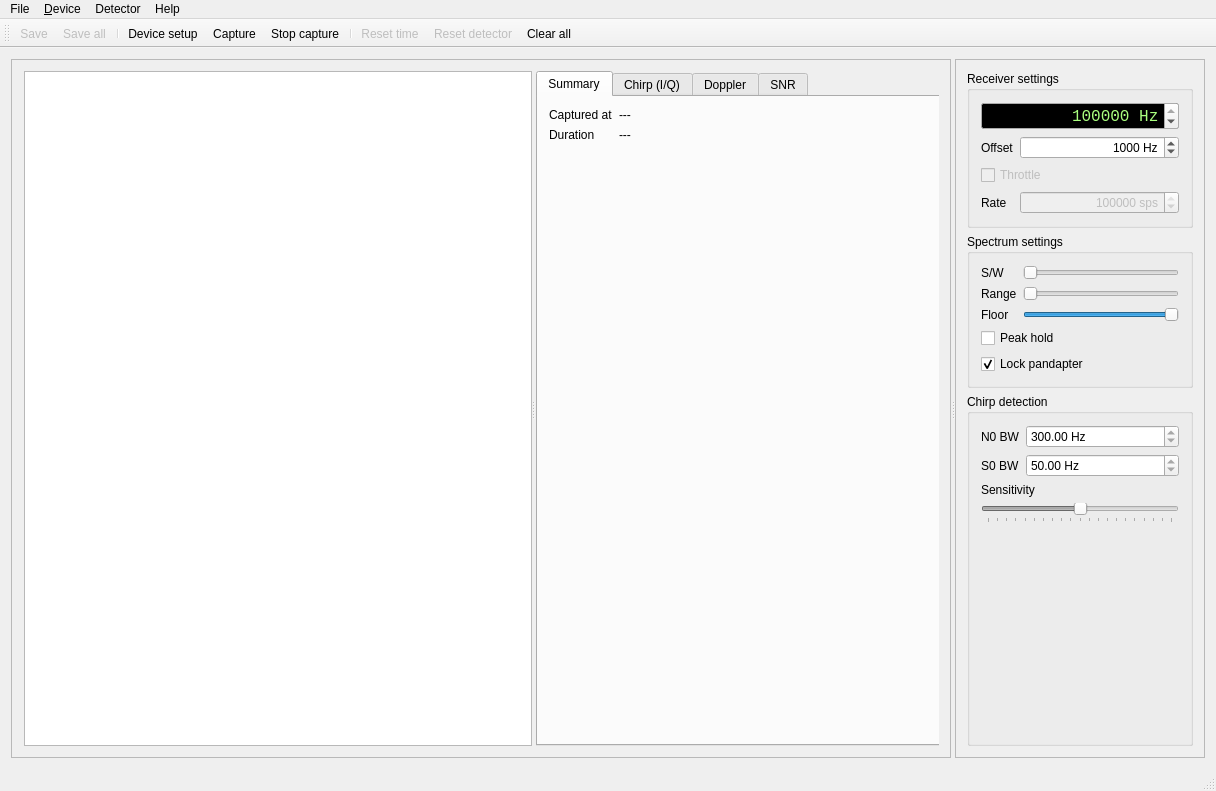
The window that ui/mainui.ui (BatchDrake/qstones) describes before a commit, drawn with Qt 5.
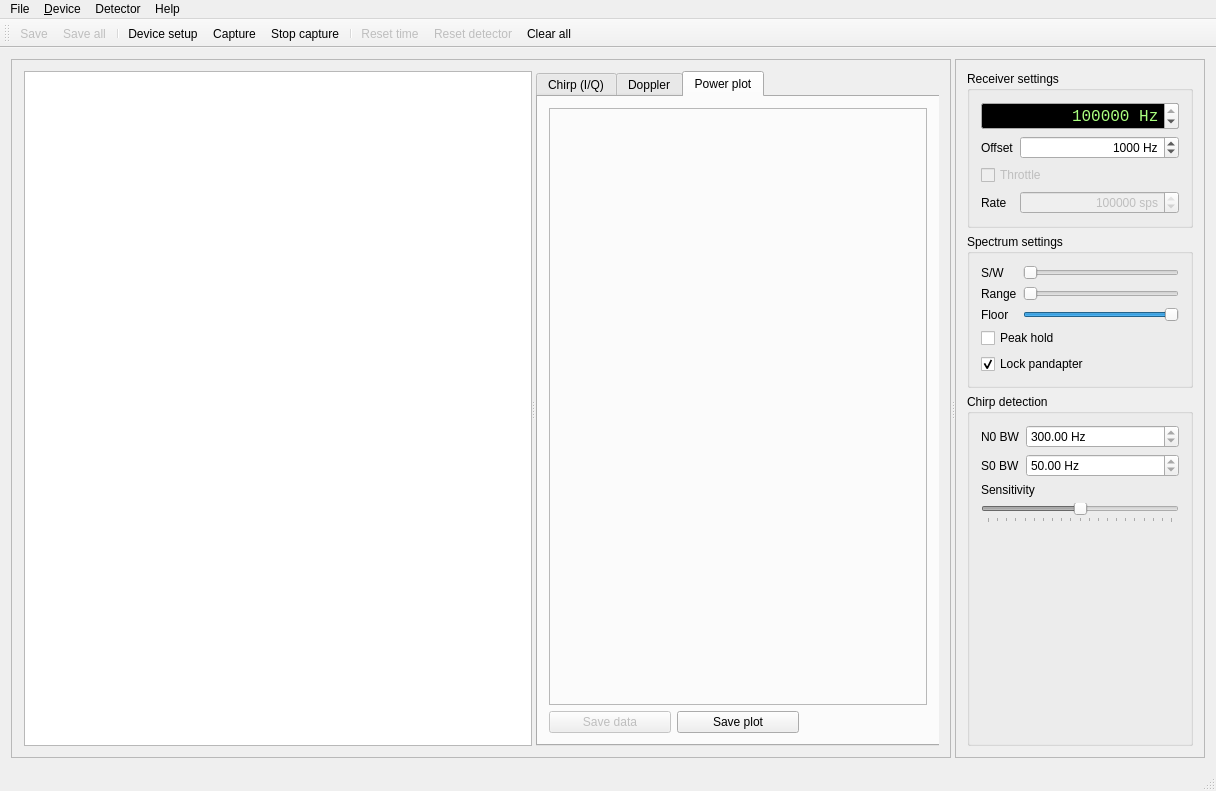
The same window after the commit. Icons and pictures are not drawn.

Commit message: Implement power plot

```diff
--- a/ui/mainui.ui
+++ b/ui/mainui.ui
@@ -60,43 +60,8 @@
              <enum>Qt::LeftToRight</enum>
             </property>
             <property name="currentIndex">
-             <number>0</number>
+             <number>2</number>
             </property>
-            <widget class="QWidget" name="tab">
-             <attribute name="title">
-              <string>Summary</string>
-             </attribute>
-             <layout class="QFormLayout" name="formLayout_2">
-              <item row="0" column="0">
-               <widget class="QLabel" name="label">
-                <property name="text">
-                 <string>Captured at</string>
-                </property>
-               </widget>
-              </item>
-              <item row="0" column="1">
-               <widget class="QLabel" name="label_2">
-                <property name="text">
-                 <string>---</string>
-                </property>
-               </widget>
-              </item>
-              <item row="1" column="0">
-               <widget class="QLabel" name="label_3">
-                <property name="text">
-                 <string>Duration</string>
-                </property>
-               </widget>
-              </item>
-              <item row="1" column="1">
-               <widget class="QLabel" name="label_4">
-                <property name="text">
-                 <string>---</string>
-                </property>
-               </widget>
-              </item>
-             </layout>
-            </widget>
             <widget class="QWidget" name="tab_2">
              <attribute name="title">
               <string>Chirp (I/Q)</string>
@@ -193,7 +158,7 @@
             </widget>
             <widget class="QWidget" name="tab_4">
              <attribute name="title">
-              <string>SNR</string>
+              <string>Power plot</string>
              </attribute>
              <layout class="QGridLayout" name="gridLayout_6">
               <item row="0" column="0" colspan="3">
@@ -224,7 +189,7 @@
               <item row="1" column="1">
                <widget class="QPushButton" name="pushButton_5">
                 <property name="enabled">
-                 <bool>false</bool>
+                 <bool>true</bool>
                 </property>
                 <property name="text">
                  <string>Save plot</string>
```
Left out of the diff: 18 changed lines with no effect on the pictures. The commit also changes 6 other files.
